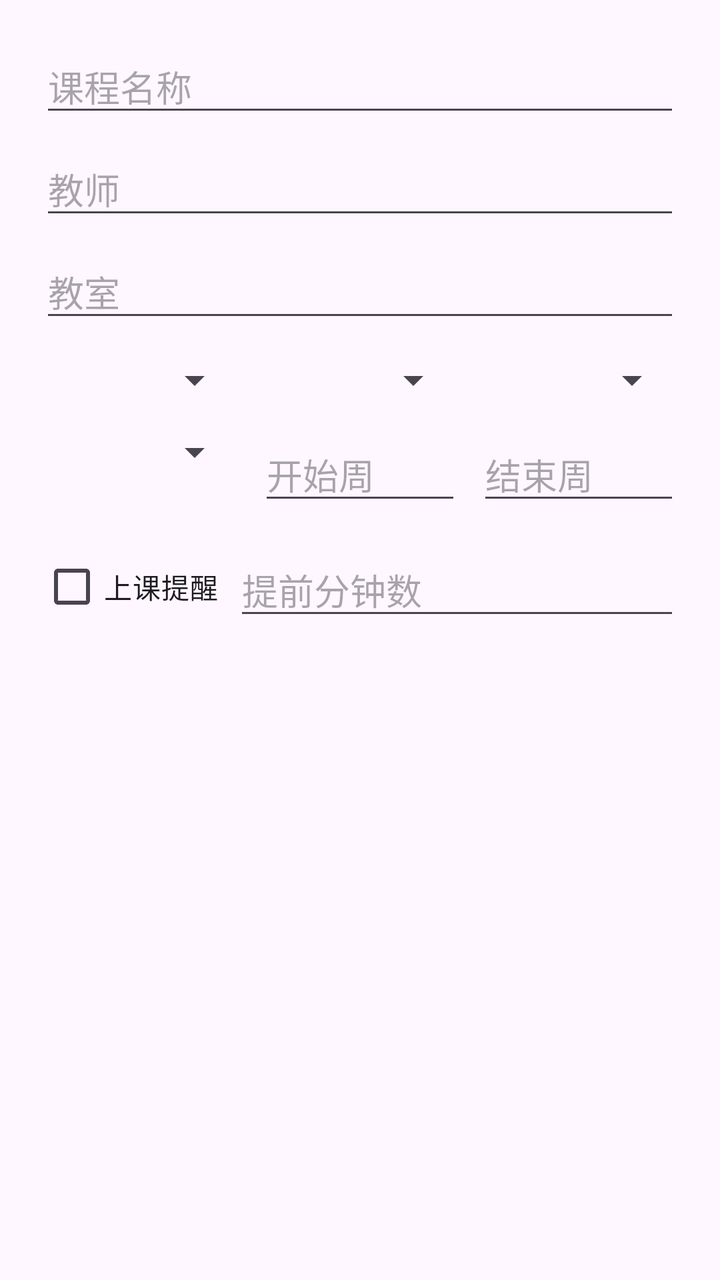
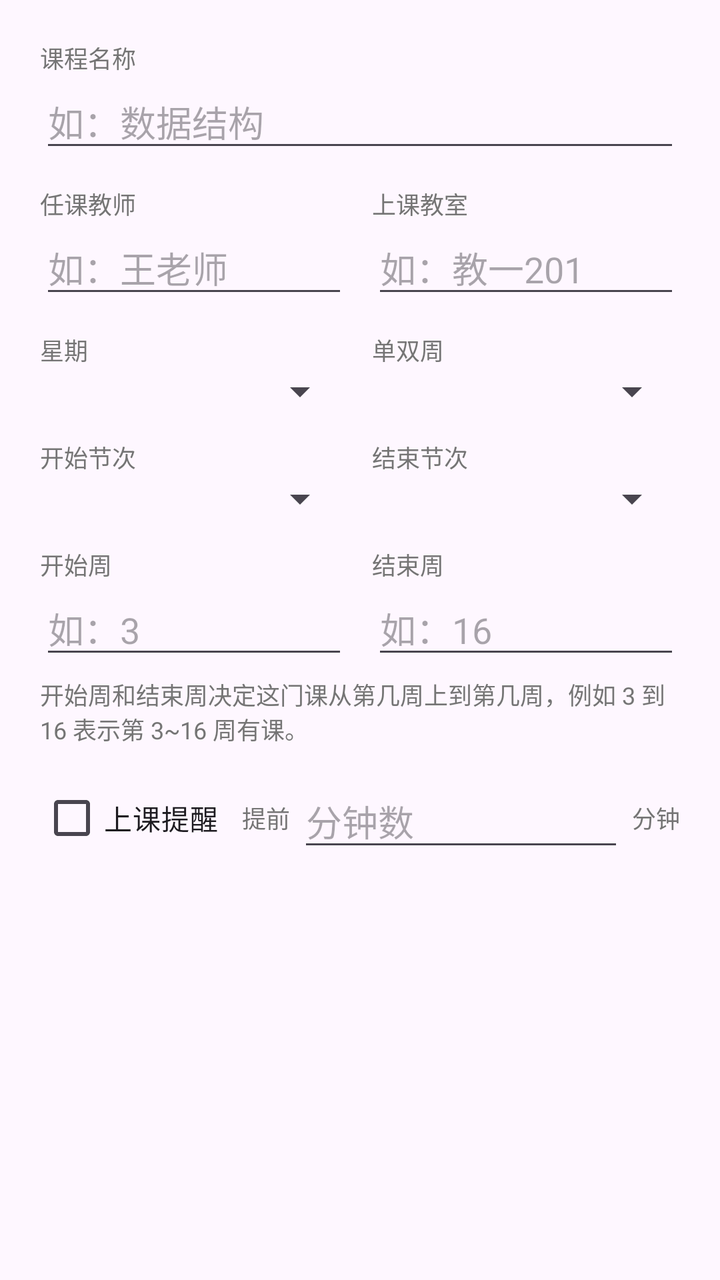

Two renders of the same Android screen: before a commit and after it. Below are the layout's source before the change and the commit's diff.
<!-- AndroidManifest.xml: application theme Theme.Schoollife -->
<!-- res/layout/dialog_course_edit.xml -->
<?xml version="1.0" encoding="utf-8"?>
<ScrollView xmlns:android="http://schemas.android.com/apk/res/android"
    android:layout_width="match_parent"
    android:layout_height="wrap_content">

    <LinearLayout
        android:layout_width="match_parent"
        android:layout_height="wrap_content"
        android:orientation="vertical"
        android:padding="20dp">

        <EditText
            android:id="@+id/et_name"
            android:layout_width="match_parent"
            android:layout_height="wrap_content"
            android:hint="课程名称"
            android:maxLines="1" />

        <EditText
            android:id="@+id/et_teacher"
            android:layout_width="match_parent"
            android:layout_height="wrap_content"
            android:layout_marginTop="8dp"
            android:hint="教师"
            android:maxLines="1" />

        <EditText
            android:id="@+id/et_room"
            android:layout_width="match_parent"
            android:layout_height="wrap_content"
            android:layout_marginTop="8dp"
            android:hint="教室"
            android:maxLines="1" />

        <LinearLayout
            android:layout_width="match_parent"
            android:layout_height="wrap_content"
            android:layout_marginTop="12dp"
            android:orientation="horizontal">

            <Spinner
                android:id="@+id/sp_day"
                android:layout_width="0dp"
                android:layout_height="wrap_content"
                android:layout_weight="1" />

            <Spinner
                android:id="@+id/sp_start_section"
                android:layout_width="0dp"
                android:layout_height="wrap_content"
                android:layout_marginStart="8dp"
                android:layout_weight="1" />

            <Spinner
                android:id="@+id/sp_end_section"
                android:layout_width="0dp"
                android:layout_height="wrap_content"
                android:layout_marginStart="8dp"
                android:layout_weight="1" />
        </LinearLayout>

        <LinearLayout
            android:layout_width="match_parent"
            android:layout_height="wrap_content"
            android:layout_marginTop="12dp"
            android:orientation="horizontal">

            <Spinner
                android:id="@+id/sp_week_type"
                android:layout_width="0dp"
                android:layout_height="wrap_content"
                android:layout_weight="1" />

            <EditText
                android:id="@+id/et_start_week"
                android:layout_width="0dp"
                android:layout_height="wrap_content"
                android:layout_marginStart="8dp"
                android:layout_weight="1"
                android:hint="开始周"
                android:inputType="number"
                android:maxLines="1" />

            <EditText
                android:id="@+id/et_end_week"
                android:layout_width="0dp"
                android:layout_height="wrap_content"
                android:layout_marginStart="8dp"
                android:layout_weight="1"
                android:hint="结束周"
                android:inputType="number"
                android:maxLines="1" />
        </LinearLayout>

        <LinearLayout
            android:layout_width="match_parent"
            android:layout_height="wrap_content"
            android:layout_marginTop="12dp"
            android:gravity="center_vertical"
            android:orientation="horizontal">

            <CheckBox
                android:id="@+id/cb_remind"
                android:layout_width="wrap_content"
                android:layout_height="wrap_content"
                android:text="上课提醒" />

            <EditText
                android:id="@+id/et_remind_minutes"
                android:layout_width="0dp"
                android:layout_height="wrap_content"
                android:layout_marginStart="8dp"
                android:layout_weight="1"
                android:hint="提前分钟数"
                android:inputType="number"
                android:maxLines="1" />
        </LinearLayout>
    </LinearLayout>
</ScrollView>
<!-- resources referenced by this layout -->
<resources>
  <style name="Theme.Schoollife" parent="Base.Theme.Schoollife" />
  <style name="Base.Theme.Schoollife" parent="Theme.Material3.DayNight.NoActionBar">
          
          
      </style>
</resources>

<!-- the commit's change to res/layout/dialog_course_edit.xml (unified diff, before → after) -->
@@ -9,88 +9,221 @@
         android:orientation="vertical"
         android:padding="20dp">
 
+        <TextView
+            android:layout_width="wrap_content"
+            android:layout_height="wrap_content"
+            android:text="课程名称"
+            android:textColor="@color/gray_text"
+            android:textSize="12sp" />
+
         <EditText
             android:id="@+id/et_name"
             android:layout_width="match_parent"
             android:layout_height="wrap_content"
-            android:hint="课程名称"
+            android:hint="如：数据结构"
             android:maxLines="1" />
 
-        <EditText
-            android:id="@+id/et_teacher"
-            android:layout_width="match_parent"
-            android:layout_height="wrap_content"
-            android:layout_marginTop="8dp"
-            android:hint="教师"
-            android:maxLines="1" />
-
-        <EditText
-            android:id="@+id/et_room"
-            android:layout_width="match_parent"
-            android:layout_height="wrap_content"
-            android:layout_marginTop="8dp"
-            android:hint="教室"
-            android:maxLines="1" />
-
-        <LinearLayout
-            android:layout_width="match_parent"
-            android:layout_height="wrap_content"
-            android:layout_marginTop="12dp"
-            android:orientation="horizontal">
-
-            <Spinner
-                android:id="@+id/sp_day"
-                android:layout_width="0dp"
-                android:layout_height="wrap_content"
-                android:layout_weight="1" />
-
-            <Spinner
-                android:id="@+id/sp_start_section"
-                android:layout_width="0dp"
-                android:layout_height="wrap_content"
-                android:layout_marginStart="8dp"
-                android:layout_weight="1" />
-
-            <Spinner
-                android:id="@+id/sp_end_section"
-                android:layout_width="0dp"
-                android:layout_height="wrap_content"
-                android:layout_marginStart="8dp"
-                android:layout_weight="1" />
-        </LinearLayout>
-
-        <LinearLayout
-            android:layout_width="match_parent"
-            android:layout_height="wrap_content"
-            android:layout_marginTop="12dp"
-            android:orientation="horizontal">
-
-            <Spinner
-                android:id="@+id/sp_week_type"
-                android:layout_width="0dp"
-                android:layout_height="wrap_content"
-                android:layout_weight="1" />
-
-            <EditText
-                android:id="@+id/et_start_week"
-                android:layout_width="0dp"
-                android:layout_height="wrap_content"
-                android:layout_marginStart="8dp"
-                android:layout_weight="1"
-                android:hint="开始周"
-                android:inputType="number"
-                android:maxLines="1" />
-
-            <EditText
-                android:id="@+id/et_end_week"
-                android:layout_width="0dp"
-                android:layout_height="wrap_content"
-                android:layout_marginStart="8dp"
-                android:layout_weight="1"
-                android:hint="结束周"
-                android:inputType="number"
-                android:maxLines="1" />
-        </LinearLayout>
+        <LinearLayout
+            android:layout_width="match_parent"
+            android:layout_height="wrap_content"
+            android:layout_marginTop="12dp"
+            android:orientation="horizontal">
+
+            <LinearLayout
+                android:layout_width="0dp"
+                android:layout_height="wrap_content"
+                android:layout_weight="1"
+                android:orientation="vertical">
+
+                <TextView
+                    android:layout_width="wrap_content"
+                    android:layout_height="wrap_content"
+                    android:text="任课教师"
+                    android:textColor="@color/gray_text"
+                    android:textSize="12sp" />
+
+                <EditText
+                    android:id="@+id/et_teacher"
+                    android:layout_width="match_parent"
+                    android:layout_height="wrap_content"
+                    android:hint="如：王老师"
+                    android:maxLines="1" />
+            </LinearLayout>
+
+            <LinearLayout
+                android:layout_width="0dp"
+                android:layout_height="wrap_content"
+                android:layout_marginStart="12dp"
+                android:layout_weight="1"
+                android:orientation="vertical">
+
+                <TextView
+                    android:layout_width="wrap_content"
+                    android:layout_height="wrap_content"
+                    android:text="上课教室"
+                    android:textColor="@color/gray_text"
+                    android:textSize="12sp" />
+
+                <EditText
+                    android:id="@+id/et_room"
+                    android:layout_width="match_parent"
+                    android:layout_height="wrap_content"
+                    android:hint="如：教一201"
+                    android:maxLines="1" />
+            </LinearLayout>
+        </LinearLayout>
+
+        <LinearLayout
+            android:layout_width="match_parent"
+            android:layout_height="wrap_content"
+            android:layout_marginTop="12dp"
+            android:orientation="horizontal">
+
+            <LinearLayout
+                android:layout_width="0dp"
+                android:layout_height="wrap_content"
+                android:layout_weight="1"
+                android:orientation="vertical">
+
+                <TextView
+                    android:layout_width="wrap_content"
+                    android:layout_height="wrap_content"
+                    android:text="星期"
+                    android:textColor="@color/gray_text"
+                    android:textSize="12sp" />
+
+                <Spinner
+                    android:id="@+id/sp_day"
+                    android:layout_width="match_parent"
+                    android:layout_height="wrap_content" />
+            </LinearLayout>
+
+            <LinearLayout
+                android:layout_width="0dp"
+                android:layout_height="wrap_content"
+                android:layout_marginStart="12dp"
+                android:layout_weight="1"
+                android:orientation="vertical">
+
+                <TextView
+                    android:layout_width="wrap_content"
+                    android:layout_height="wrap_content"
+                    android:text="单双周"
+                    android:textColor="@color/gray_text"
+                    android:textSize="12sp" />
+
+                <Spinner
+                    android:id="@+id/sp_week_type"
+                    android:layout_width="match_parent"
+                    android:layout_height="wrap_content" />
+            </LinearLayout>
+        </LinearLayout>
+
+        <LinearLayout
+            android:layout_width="match_parent"
+            android:layout_height="wrap_content"
+            android:layout_marginTop="12dp"
+            android:orientation="horizontal">
+
+            <LinearLayout
+                android:layout_width="0dp"
+                android:layout_height="wrap_content"
+                android:layout_weight="1"
+                android:orientation="vertical">
+
+                <TextView
+                    android:layout_width="wrap_content"
+                    android:layout_height="wrap_content"
+                    android:text="开始节次"
+                    android:textColor="@color/gray_text"
+                    android:textSize="12sp" />
+
+                <Spinner
+                    android:id="@+id/sp_start_section"
+                    android:layout_width="match_parent"
+                    android:layout_height="wrap_content" />
+            </LinearLayout>
+
+            <LinearLayout
+                android:layout_width="0dp"
+                android:layout_height="wrap_content"
+                android:layout_marginStart="12dp"
+                android:layout_weight="1"
+                android:orientation="vertical">
+
+                <TextView
+                    android:layout_width="wrap_content"
+                    android:layout_height="wrap_content"
+                    android:text="结束节次"
+                    android:textColor="@color/gray_text"
+                    android:textSize="12sp" />
+
+                <Spinner
+                    android:id="@+id/sp_end_section"
+                    android:layout_width="match_parent"
+                    android:layout_height="wrap_content" />
+            </LinearLayout>
+        </LinearLayout>
+
+        <LinearLayout
+            android:layout_width="match_parent"
+            android:layout_height="wrap_content"
+            android:layout_marginTop="12dp"
+            android:orientation="horizontal">
+
+            <LinearLayout
+                android:layout_width="0dp"
+                android:layout_height="wrap_content"
+                android:layout_weight="1"
+                android:orientation="vertical">
+
+                <TextView
+                    android:layout_width="wrap_content"
+                    android:layout_height="wrap_content"
+                    android:text="开始周"
+                    android:textColor="@color/gray_text"
+                    android:textSize="12sp" />
+
+                <EditText
+                    android:id="@+id/et_start_week"
+                    android:layout_width="match_parent"
+                    android:layout_height="wrap_content"
+                    android:hint="如：3"
+                    android:inputType="number"
+                    android:maxLines="1" />
+            </LinearLayout>
+
+            <LinearLayout
+                android:layout_width="0dp"
+                android:layout_height="wrap_content"
+                android:layout_marginStart="12dp"
+                android:layout_weight="1"
+                android:orientation="vertical">
+
+                <TextView
+                    android:layout_width="wrap_content"
+                    android:layout_height="wrap_content"
+                    android:text="结束周"
+                    android:textColor="@color/gray_text"
+                    android:textSize="12sp" />
+
+                <EditText
+                    android:id="@+id/et_end_week"
+                    android:layout_width="match_parent"
+                    android:layout_height="wrap_content"
+                    android:hint="如：16"
+                    android:inputType="number"
+                    android:maxLines="1" />
+            </LinearLayout>
+        </LinearLayout>
+
+        <TextView
+            android:layout_width="match_parent"
+            android:layout_height="wrap_content"
+            android:layout_marginTop="4dp"
+            android:text="开始周和结束周决定这门课从第几周上到第几周，例如 3 到 16 表示第 3~16 周有课。"
+            android:textColor="@color/gray_text"
+            android:textSize="12sp" />
 
         <LinearLayout
             android:layout_width="match_parent"
@@ -105,15 +238,31 @@
                 android:layout_height="wrap_content"
                 android:text="上课提醒" />
 
+            <TextView
+                android:layout_width="wrap_content"
+                android:layout_height="wrap_content"
+                android:layout_marginStart="12dp"
+                android:text="提前"
+                android:textColor="@color/gray_text"
+                android:textSize="12sp" />
+
             <EditText
                 android:id="@+id/et_remind_minutes"
                 android:layout_width="0dp"
                 android:layout_height="wrap_content"
-                android:layout_marginStart="8dp"
-                android:layout_weight="1"
-                android:hint="提前分钟数"
+                android:layout_marginStart="4dp"
+                android:layout_weight="1"
+                android:hint="分钟数"
                 android:inputType="number"
                 android:maxLines="1" />
+
+            <TextView
+                android:layout_width="wrap_content"
+                android:layout_height="wrap_content"
+                android:layout_marginStart="4dp"
+                android:text="分钟"
+                android:textColor="@color/gray_text"
+                android:textSize="12sp" />
         </LinearLayout>
     </LinearLayout>
 </ScrollView>
<!-- resource entries referenced after the edit -->
@@ -1,5 +1,6 @@
 <!-- resources referenced by this layout -->
 <resources>
+  <color name="gray_text">#FF757575</color>
   <style name="Theme.Schoollife" parent="Base.Theme.Schoollife" />
   <style name="Base.Theme.Schoollife" parent="Theme.Material3.DayNight.NoActionBar">
           
